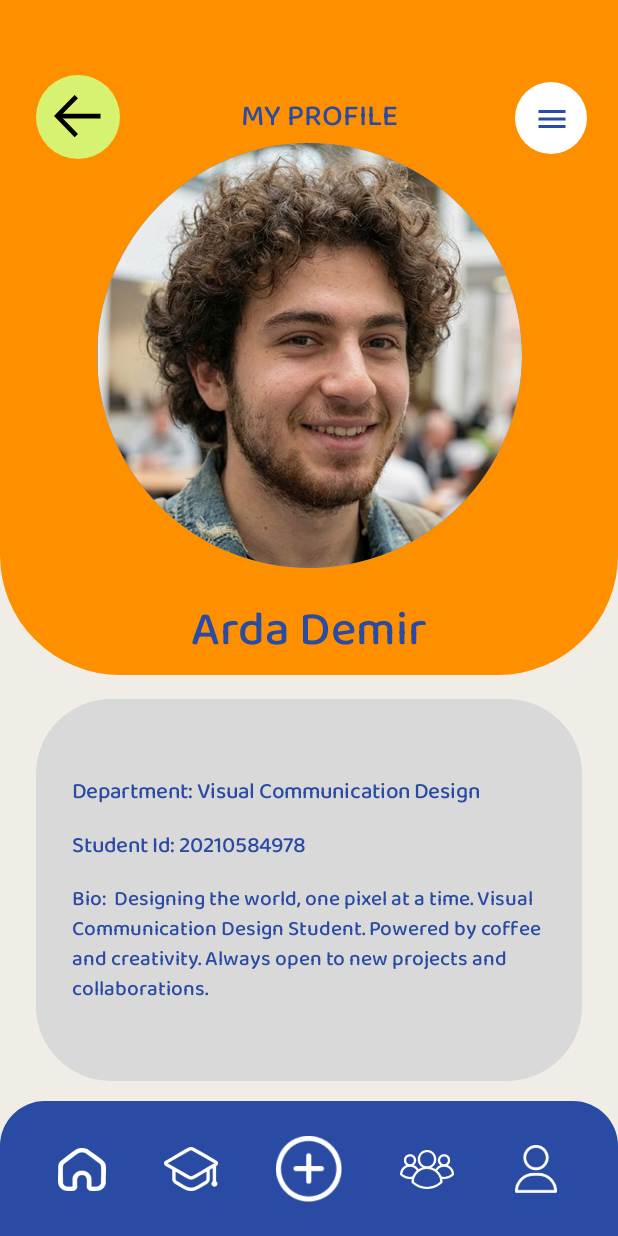
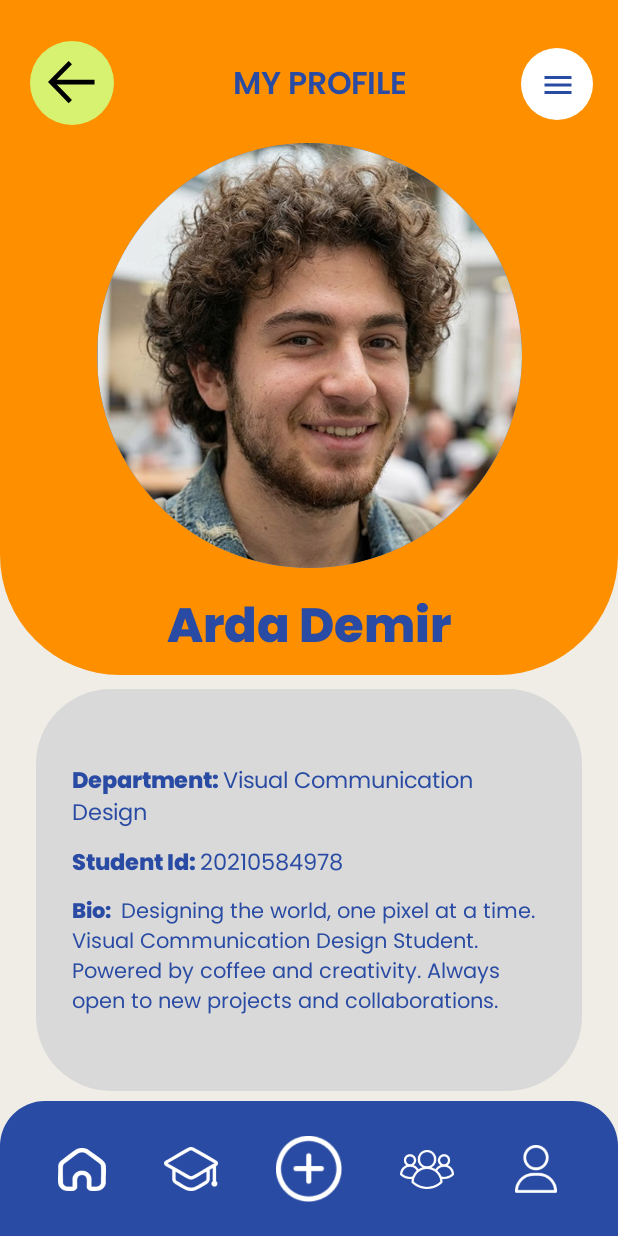
Before and after one commit to rookie238/YUSHARE, an Android app built with Jetpack Compose: the @Preview function ProfileScreenPreview, on a phone screen of 412 x 824 dp. Run offline under Robolectric (Android 15) with nearby library versions, the phone set to English and light mode, and no system bars.

Commit message:
profile screeni my profile kısmı bitti yeni fontlar ekledim

```diff
--- a/app/src/main/java/com/example/yushare/ui/screens/ProfileScreen.kt
+++ b/app/src/main/java/com/example/yushare/ui/screens/ProfileScreen.kt
@@ -6,7 +6,6 @@ import androidx.compose.foundation.layout.*
 import androidx.compose.foundation.shape.CircleShape
 import androidx.compose.foundation.shape.RoundedCornerShape
 import androidx.compose.material.icons.Icons
-import androidx.compose.material.icons.automirrored.filled.ArrowBack
 import androidx.compose.material.icons.filled.Menu
 import androidx.compose.material3.Icon
 import androidx.compose.material3.IconButton
@@ -30,11 +29,10 @@ import androidx.compose.ui.unit.sp
 import com.example.yushare.R
 
 // --- 1. FONT VE RENKLER ---
-val balooFontProfile = FontFamily(
-    Font(R.font.baloo2_medium, FontWeight.Medium),
-    Font(R.font.baloo2_medium, FontWeight.Bold),
-    Font(R.font.baloo2_medium, FontWeight.ExtraBold),
-    Font(R.font.baloo2_medium, FontWeight.SemiBold)
+val poppinsFontFamily = FontFamily(
+    Font(R.font.poppins_regular, FontWeight.Normal),
+    Font(R.font.poppins_semibold, FontWeight.SemiBold),
+    Font(R.font.poppins_extrabold, FontWeight.ExtraBold)
 )
 
 val ProfileBgColor = Color(0xFFEFEDE6)
@@ -61,7 +59,7 @@ fun ProfileScreen() {
             Row(
                 modifier = Modifier
                     .fillMaxWidth()
-                    .padding(top = 50.dp, start = 24.dp, end = 24.dp),
+                    .padding(top = 27.dp, start = 20.dp, end = 20.dp),
                 horizontalArrangement = Arrangement.SpaceBetween,
                 verticalAlignment = Alignment.CenterVertically
             ) {
@@ -85,9 +83,9 @@ fun ProfileScreen() {
                 Text(
                     text = "MY PROFILE",
                     color = ProfileBlue,
-                    fontSize = 20.sp,
-                    fontWeight = FontWeight.ExtraBold,
-                    fontFamily = balooFontProfile
+                    fontSize = 21.sp,
+                    fontWeight = FontWeight.SemiBold,
+                    fontFamily = poppinsFontFamily
                 )
 
                 IconButton(
@@ -137,7 +135,7 @@ fun ProfileScreen() {
                 color = ProfileBlue,
                 fontSize = 32.sp,
                 fontWeight = FontWeight.ExtraBold,
-                fontFamily = balooFontProfile
+                fontFamily = poppinsFontFamily
             )
             Spacer(modifier = Modifier.height(20.dp))
 
@@ -166,7 +164,7 @@ fun ProfileScreen() {
                         },
                         color = ProfileBlue,
                         fontSize = 15.sp,
-                        fontFamily = balooFontProfile
+                        fontFamily = poppinsFontFamily
                     )
                     // -- Satır 2: Student Id --
                     Text(
@@ -178,7 +176,7 @@ fun ProfileScreen() {
                         },
                         color = ProfileBlue,
                         fontSize = 15.sp,
-                        fontFamily = balooFontProfile
+                        fontFamily = poppinsFontFamily
                     )
                     // -- Satır 3: Bio --
                     Text(
@@ -190,7 +188,7 @@ fun ProfileScreen() {
                         },
                         color = ProfileBlue,
                         fontSize = 14.sp, // Bio biraz daha küçük olabilir
-                        fontFamily = balooFontProfile,
+                        fontFamily = poppinsFontFamily,
                         lineHeight = 20.sp
                     )
                 }
```
Also changed, not shown: app/src/main/res/font/poppins_extrabold.ttf (added), app/src/main/res/font/poppins_regular.ttf (added), app/src/main/res/font/poppins_semibold.ttf (added).
